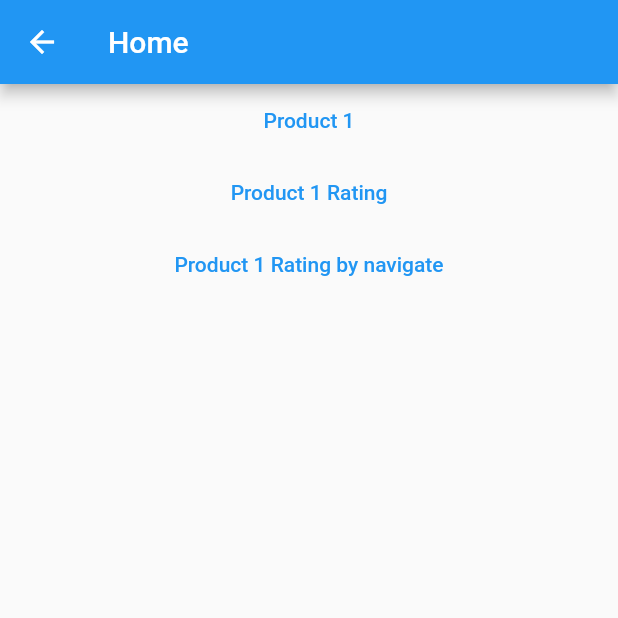
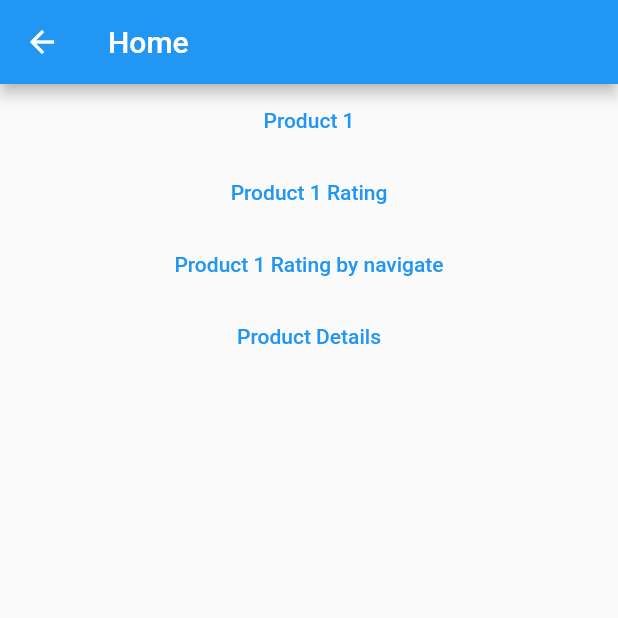
Before and after one commit to wjprogramer/flutter_sandbox_1, a Flutter app: the HomeWidget screen opened by its route, on a phone screen of 412 x 824 dp, the top half of it. Run offline on Flutter 3.47's test engine with Material 2 defaults, Android fonts, the phone set to English and light mode, and no system bars; our stand-ins replace bloc, equatable, flutter_modular.

Commit message:
[pkg // flutter_modular] sending objects

```diff
--- a/lib/modules/home/home_module.dart
+++ b/lib/modules/home/home_module.dart
@@ -1,6 +1,7 @@
 import 'package:flutter_modular/flutter_modular.dart';
 import 'package:flutter_sandbox_1/blocs/home/home_bloc.dart';
 import 'package:flutter_sandbox_1/modules/list/list_widget.dart';
+import 'package:flutter_sandbox_1/pages/product_details_page.dart';
 import 'package:flutter_sandbox_1/pages/product_page.dart';
 import 'package:flutter_sandbox_1/pages/product_rating_page.dart';
 
@@ -24,5 +25,8 @@ class HomeModule extends Module {
       '/product/:id/rating',
       child: (_, args) => ProductRatingPage(id: args.params['id']),
     ),
+    ChildRoute('/product/model', child: (_, args) => ProductDetailsPage(
+      productModel: args.data,
+    )),
   ];
 }
--- a/lib/modules/home/home_widget.dart
+++ b/lib/modules/home/home_widget.dart
@@ -1,5 +1,6 @@
 import 'package:flutter/material.dart';
 import 'package:flutter_modular/flutter_modular.dart';
+import 'package:flutter_sandbox_1/models/product_model.dart';
 
 class HomeWidget extends StatelessWidget {
   @override
@@ -28,6 +29,17 @@ class HomeWidget extends StatelessWidget {
             },
             child: Text('Product 1 Rating by navigate'),
           ),
+          TextButton(
+            onPressed: () {
+              final product = ProductModel(
+                id: '5',
+                name: 'Bike',
+                price: 20,
+              );
+              Modular.to.navigate('/home/product/model', arguments: product);
+            },
+            child: Text('Product Details',),
+          ),
         ],
       ),
     );
```
